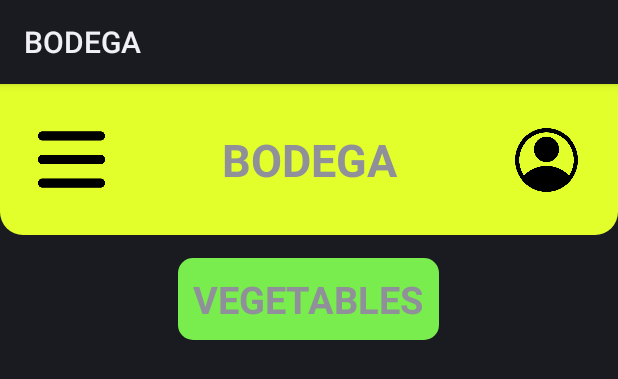
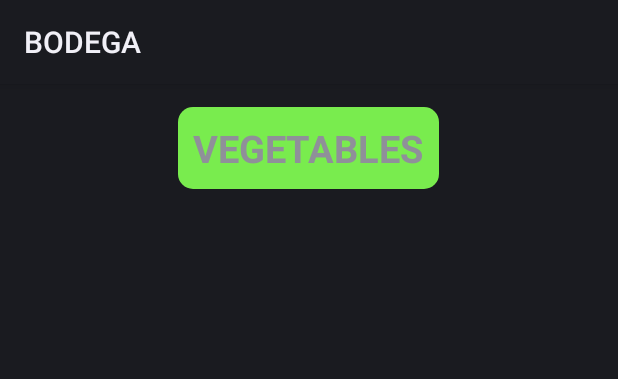
Before and after one commit to Arvauss/OPSC7311-POE, an Android app: the layout item_list_page.xml on its own in the app's theme, with its tools: preview values and no code run, on a phone screen of 412 x 824 dp. Shown: the top 379 px of the screen. Run offline under Robolectric (Android 15) with nearby library versions, the phone set to English and light mode, and no system bars.

Commit message:
Removed header boxes from item_list and shopping_list pages.

```diff
--- a/app/src/main/res/layout/item_list_page.xml
+++ b/app/src/main/res/layout/item_list_page.xml
@@ -11,45 +11,6 @@
         tools:layout_editor_absoluteX="1dp"
         tools:layout_editor_absoluteY="1dp">
 
-        /*Header box layout*/
-        <LinearLayout
-            android:layout_width="match_parent"
-            android:layout_height="wrap_content"
-            android:background="@drawable/headerbox"
-            android:weightSum="3">
-
-            /*Burger Menu*/
-            <ImageView
-                android:layout_width="0dp"
-                android:layout_height="50dp"
-                android:background="@drawable/menu"
-                android:layout_weight="1"
-                android:layout_marginTop="25dp"
-                android:layout_marginLeft="25dp"
-                android:layout_marginRight="25dp"/>
-
-            /*Bodega Title*/
-            <TextView
-                android:layout_width="wrap_content"
-                android:layout_height="wrap_content"
-                android:layout_weight="1"
-                android:padding="30dp"
-                android:text="BODEGA"
-                android:textSize="30dp"
-                android:textStyle="bold"
-                android:textAlignment="center"/>
-
-            /*Profile Icon*/
-            <ImageView
-                android:layout_width="0dp"
-                android:layout_height="45dp"
-                android:background="@drawable/account"
-                android:layout_weight="1"
-                android:layout_marginTop="28dp"
-                android:layout_marginRight="25dp"
-                android:layout_marginLeft="25dp"/>
-
-        </LinearLayout>
 
         /*Item List Header*/
         <LinearLayout
```
Also changed, not shown: app/src/main/java/com/example/test/MainActivity.java (+3 -5 lines), app/src/main/res/layout/shopping_list_page.xml (+0 -40 lines).
